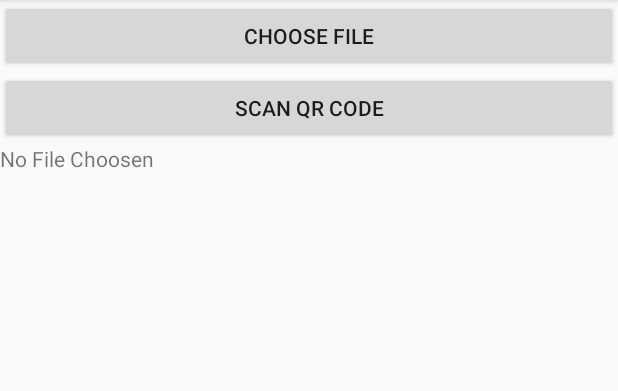
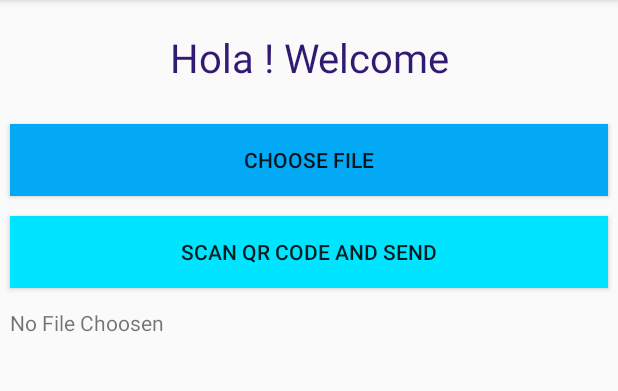
Before and after one commit to JayjeetAtGithub/Air-Drop-Android, an Android app: the screen it shows after launch (MainActivity), on a phone screen of 412 x 824 dp, the part 84-475 px from its top. Run offline under Robolectric (Android 15) with nearby library versions, the phone set to English and light mode, and no system bars.

```diff
--- a/app/src/main/java/com/pyp2p/jayjeet/pyp2pandroid/MainActivity.java
+++ b/app/src/main/java/com/pyp2p/jayjeet/pyp2pandroid/MainActivity.java
@@ -1,16 +1,10 @@
 package com.pyp2p.jayjeet.pyp2pandroid;
 
-import android.Manifest;
 import android.app.Activity;
 import android.content.Intent;
-import android.content.pm.PackageManager;
 import android.net.Uri;
-import android.os.Build;
 import android.os.Bundle;
-import android.support.v4.app.ActivityCompat;
-import android.support.v4.content.ContextCompat;
 import android.support.v7.app.AppCompatActivity;
-import android.util.Log;
 import android.view.View;
 import android.widget.Button;
 import android.widget.TextView;
@@ -27,8 +21,8 @@ import java.net.Socket;
 
 public class MainActivity extends AppCompatActivity implements View.OnClickListener {
 
-    private static final int PERMISSION_REQUEST_CODE = 1;
-    private static final int QR_CODE_SCANNER_REQUEST_CODE = 2;
+    private static final int QR_CODE_SCANNER_REQUEST_CODE = 1;
+    private static final int FILE_BROWSER_REQUEST_CODE = 2;
 
     String serverHost;
     Integer serverPort;
@@ -47,66 +41,24 @@ public class MainActivity extends AppCompatActivity implements View.OnClickListe
 
         filePicker.setOnClickListener(this);
         scanQrCode.setOnClickListener(this);
-
-        if (Build.VERSION.SDK_INT >= 23) {
-            if (checkPermission()) {
-                Log.d("Permission", "Granted");
-            } else {
-                requestPermission();
-                Log.d("Permission", "Asking permission");
-            }
-        } else {
-
-        }
-
     }
 
-    private boolean checkPermission() {
-        int result = ContextCompat.checkSelfPermission(MainActivity.this, Manifest.permission.READ_EXTERNAL_STORAGE);
-        if (result == PackageManager.PERMISSION_GRANTED) {
-            return true;
-        } else {
-            return false;
-        }
-    }
-
-
-    private void requestPermission() {
-
-        if (ActivityCompat.shouldShowRequestPermissionRationale(MainActivity.this, Manifest.permission.READ_EXTERNAL_STORAGE)) {
-            Toast.makeText(MainActivity.this, "Write External Storage permission allows us to do store images. Please allow this permission in App Settings.", Toast.LENGTH_LONG).show();
-        } else {
-            ActivityCompat.requestPermissions(MainActivity.this, new String[]{Manifest.permission.READ_EXTERNAL_STORAGE}, PERMISSION_REQUEST_CODE);
-        }
-    }
-
-    @Override
-    public void onRequestPermissionsResult(int requestCode, String permissions[], int[] grantResults) {
-        switch (requestCode) {
-            case PERMISSION_REQUEST_CODE:
-                if (grantResults.length > 0 && grantResults[0] == PackageManager.PERMISSION_GRANTED) {
-                    Log.e("value", "Permission Granted, Now you can use local drive .");
-                } else {
-                    Log.e("value", "Permission Denied, You cannot use local drive .");
-                }
-                break;
-        }
-    }
 
     // Open the file browser intent
     public void performFileSearch() {
         Intent intent = new Intent(Intent.ACTION_OPEN_DOCUMENT);
         intent.addCategory(Intent.CATEGORY_OPENABLE);
         intent.setType("*/*");
-        startActivityForResult(intent, PERMISSION_REQUEST_CODE);
+        startActivityForResult(intent, FILE_BROWSER_REQUEST_CODE);
     }
+
 
     // This function is called after getting result from activity
     @Override
     public void onActivityResult(int requestCode, int resultCode,
                                  Intent resultData) {
 
-        if (requestCode == PERMISSION_REQUEST_CODE && resultCode == Activity.RESULT_OK) {
+        if (requestCode == FILE_BROWSER_REQUEST_CODE && resultCode == Activity.RESULT_OK) {
             if (resultData != null) {
                 Uri uri = resultData.getData();
                 filePath = uri.getPath().substring(10);
@@ -117,13 +69,11 @@ public class MainActivity extends AppCompatActivity implements View.OnClickListe
                 String[] addr = resultData.getData().toString().split(":");
                 serverHost = addr[0];
                 serverPort = Integer.parseInt(addr[1]);
-                if(filePath != null) {
+                if (filePath != null) {
                     Thread cThread = new Thread(new ServerThread());
                     cThread.start();
-                }
-                else
-                {
-                    Log.d("ERROR","No file picked");
+                } else {
+                    Toast.makeText(this, "No File Picked !", Toast.LENGTH_LONG).show();
                 }
             }
         }
--- a/app/src/main/res/layout/activity_main.xml
+++ b/app/src/main/res/layout/activity_main.xml
@@ -7,23 +7,38 @@
     android:orientation="vertical"
     tools:context=".MainActivity">
 
+    <TextView
+        android:layout_width="match_parent"
+        android:layout_height="wrap_content"
+        android:layout_margin="30px"
+        android:text="Hola ! Welcome"
+        android:textAlignment="center"
+        android:textColor="#311B72"
+        android:textSize="40px"/>
+
     <Button
         android:id="@+id/file_picker"
         android:layout_width="match_parent"
         android:layout_height="wrap_content"
+        android:background="#03A9F4"
+        android:layout_margin="10px"
         android:text="CHOOSE FILE"/>
 
     <Button
         android:id="@+id/scan_code"
         android:layout_width="match_parent"
         android:layout_height="wrap_content"
-        android:text="SCAN QR CODE"/>
+        android:background="#00E5FF"
+        android:layout_margin="10px"
+        android:text="SCAN QR CODE AND SEND"/>
 
 
     <TextView
         android:id="@+id/file_url"
         android:layout_width="match_parent"
         android:layout_height="wrap_content"
+        android:textColorHighlight="#757575"
+        android:layout_margin="10px"
         android:text="No File Choosen"/>
 
 </LinearLayout>
```
